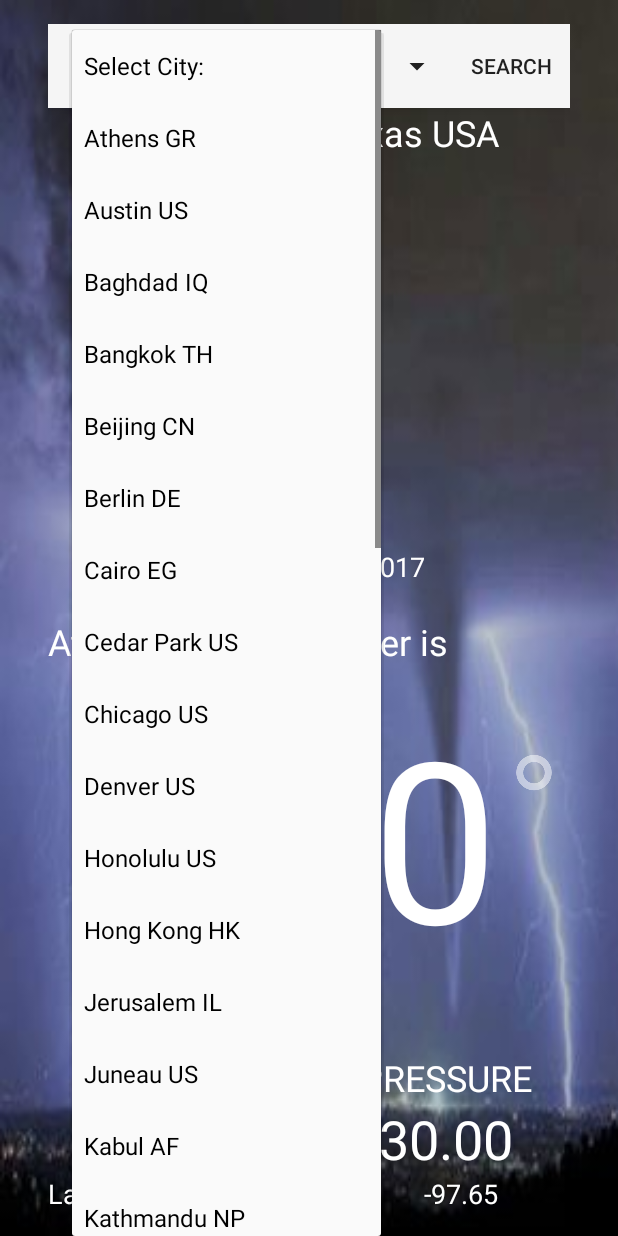
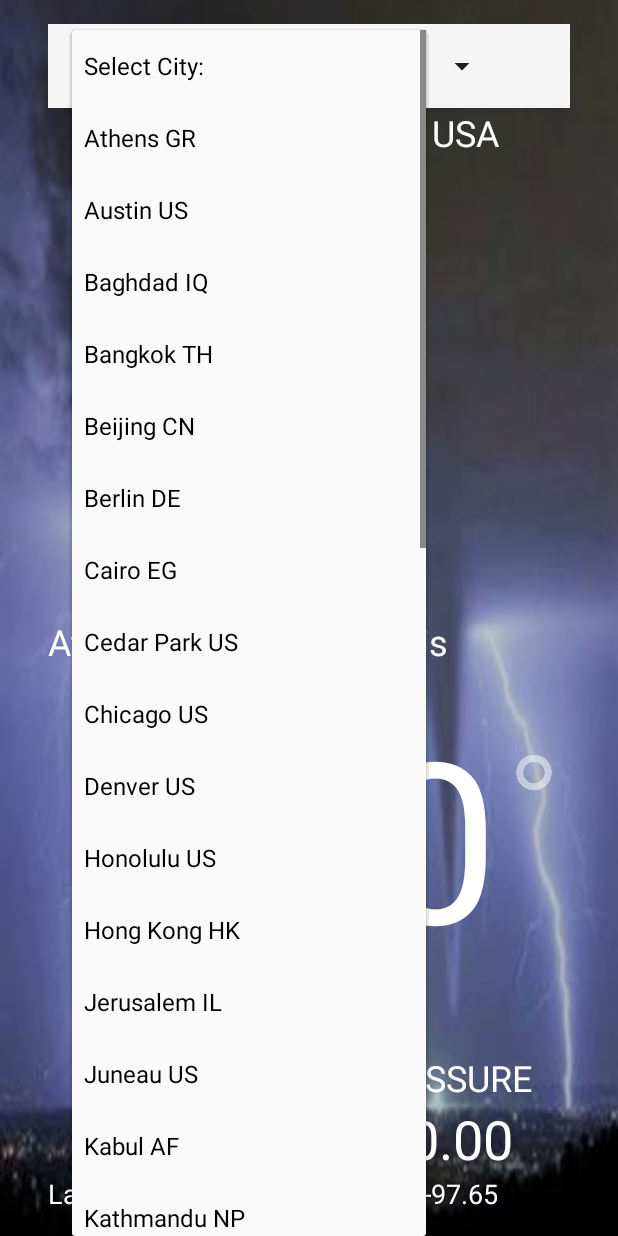
Before and after one commit to SoftwareGroupApp/WeatherApp, an Android app: the screen it shows after launch (MainActivity), after a tap on "Select City:", on a phone screen of 412 x 824 dp. Run offline under Robolectric (Android 15) with nearby library versions, the phone set to English and light mode, and no system bars.

Commit message:
Remove Search button.

```diff
--- a/app/src/main/java/com/hannahburzynski/weatherapp/MainActivity.java
+++ b/app/src/main/java/com/hannahburzynski/weatherapp/MainActivity.java
@@ -122,10 +122,9 @@ public class MainActivity extends AppCompatActivity implements
     public boolean onOptionsItemSelected(MenuItem item) {
         int selectedItemId = item.getItemId();
         if(selectedItemId == R.id.action_search){
-                Toast.makeText(this, "Search clicked", Toast.LENGTH_LONG).show();
                 return true;
             }
-           return super.onOptionsItemSelected(item);
+           return false;
         }
 
     @Override
--- a/app/src/main/res/menu/main.xml
+++ b/app/src/main/res/menu/main.xml
@@ -5,5 +5,5 @@
         android:id="@+id/action_search"
         android:orderInCategory="1"
         app:showAsAction="ifRoom"
-        android:title="@string/search"/>
+        android:title=""/>
 </menu>
```
